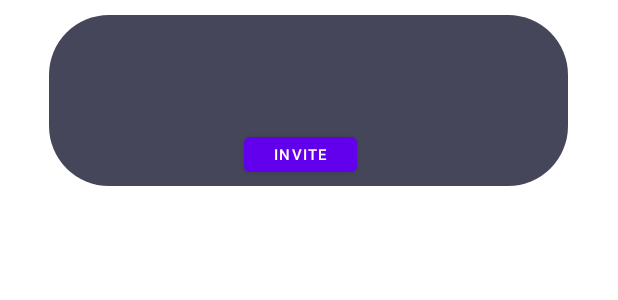
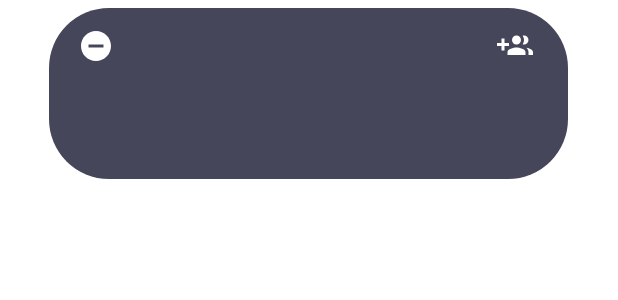
Before and after one commit to plateauh/SpotV2, an Android app: the layout group_item.xml on its own in the app's theme, with its tools: preview values and no code run, on a phone screen of 412 x 824 dp. Shown: the top 300 px of the screen. Run offline under Robolectric (Android 15) with nearby library versions, the phone set to English and light mode, and no system bars.

Commit message:
gotta go to study IC

```diff
--- a/app/src/main/java/com/example/spotv2/InviteFormActivity.java
+++ b/app/src/main/java/com/example/spotv2/InviteFormActivity.java
@@ -33,6 +33,7 @@ public class InviteFormActivity extends AppCompatActivity {
                 String username = usernameInput.getText().toString();
                 if(invite(username)){
                     Toast.makeText(context, username+" was added successfully!", Toast.LENGTH_SHORT).show();
+                    finish();
                 }
                 else {
                     usernameInput.requestFocus();
--- /dev/null
+++ b/app/src/main/res/drawable/group_add.xml
@@ -0,0 +1,5 @@
+<vector android:height="24dp" android:tint="#FFFFFF"
+    android:viewportHeight="24" android:viewportWidth="24"
+    android:width="24dp" xmlns:android="http://schemas.android.com/apk/res/android">
+    <path android:fillColor="@android:color/white" android:pathData="M8,10L5,10L5,7L3,7v3L0,10v2h3v3h2v-3h3v-2zM18,11c1.66,0 2.99,-1.34 2.99,-3S19.66,5 18,5c-0.32,0 -0.63,0.05 -0.91,0.14 0.57,0.81 0.9,1.79 0.9,2.86s-0.34,2.04 -0.9,2.86c0.28,0.09 0.59,0.14 0.91,0.14zM13,11c1.66,0 2.99,-1.34 2.99,-3S14.66,5 13,5c-1.66,0 -3,1.34 -3,3s1.34,3 3,3zM19.62,13.16c0.83,0.73 1.38,1.66 1.38,2.84v2h3v-2c0,-1.54 -2.37,-2.49 -4.38,-2.84zM13,13c-2,0 -6,1 -6,3v2h12v-2c0,-2 -4,-3 -6,-3z"/>
+</vector>
--- /dev/null
+++ b/app/src/main/res/drawable/leave.xml
@@ -0,0 +1,5 @@
+<vector android:height="24dp" android:tint="#FFFFFF"
+    android:viewportHeight="24" android:viewportWidth="24"
+    android:width="24dp" xmlns:android="http://schemas.android.com/apk/res/android">
+    <path android:fillColor="@android:color/white" android:pathData="M12,2C6.48,2 2,6.48 2,12s4.48,10 10,10 10,-4.48 10,-10S17.52,2 12,2zM17,13L7,13v-2h10v2z"/>
+</vector>
--- a/app/src/main/res/layout/group_item.xml
+++ b/app/src/main/res/layout/group_item.xml
@@ -7,7 +7,7 @@
     android:layout_height="wrap_content">
 
     <LinearLayout
-        android:layout_margin="10dp"
+        android:layout_margin="5dp"
         android:layout_width="346dp"
         android:layout_height="114dp"
         android:background="@drawable/rounded"
@@ -21,29 +21,43 @@
         app:layout_constraintVertical_bias="0.025">
 
 
+        <LinearLayout
+            android:layout_width="wrap_content"
+            android:layout_height="wrap_content"
+            android:orientation="horizontal">
+            <Button
+                android:id="@+id/leave"
+                android:layout_width="44dp"
+                android:layout_height="20dp"
+                android:layout_marginTop="15dp"
+                android:layout_marginStart="3dp"
+                android:background="@android:color/transparent"
+                app:icon="@drawable/leave" />
+
+            <Button
+                android:id="@+id/invite"
+                android:layout_width="44dp"
+                android:layout_height="20dp"
+                android:layout_marginTop="15dp"
+                android:layout_marginStart="235dp"
+                android:background="@android:color/transparent"
+                app:icon="@drawable/group_add"/>
+
+        </LinearLayout>
+
+
+
         <com.google.android.material.textview.MaterialTextView
             android:id="@+id/groupName"
             android:layout_width="wrap_content"
-            android:layout_height="55dp"
+            android:layout_height="wrap_content"
             android:layout_gravity="center_vertical|center_horizontal"
-            android:layout_margin="10dp"
-            android:padding="10dp"
             android:textColor="@color/white"
             android:textSize="20dp">
 
         </com.google.android.material.textview.MaterialTextView>
 
-        <Button
-            android:id="@+id/invite"
-            android:layout_width="75dp"
-            android:layout_height="35dp"
-            android:layout_marginStart="130dp"
-            android:text="@string/invite"
-            android:textAlignment="center"
-            android:textColor="@color/white"
-            android:textSize="10sp">
 
-        </Button>
 
         <LinearLayout
             android:id="@+id/members"
```
